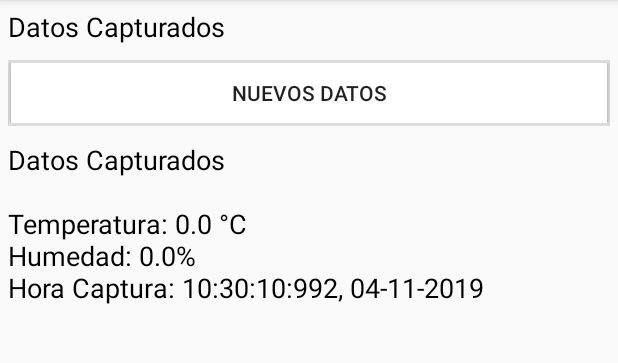
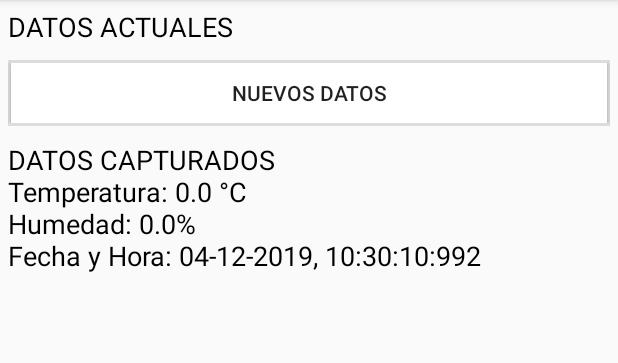
Before and after one commit to edithgmz/APPS2_12_EXA_PRAC_2_3_15551384, an Android app: the SensoresActivity screen opened directly, with no data from a screen before it, after a tap on "NUEVOS DATOS", on a phone screen of 412 x 824 dp, the part 84-447 px from its top. Run offline under Robolectric (Android 15) with nearby library versions, the phone set to English and light mode, and no system bars.

Commit message:
Ajustes API y SensoresActivity

```diff
--- a/CapturarDatos/app/src/main/java/edith/example/capturardatos/SensoresActivity.java
+++ b/CapturarDatos/app/src/main/java/edith/example/capturardatos/SensoresActivity.java
@@ -38,6 +38,7 @@ public class SensoresActivity extends AppCompatActivity implements SensorEventLi
     private Sensor senTemperature, senHumidity; //temperatura, humedad
     private Calendar diaTomado = null;
     private String horaCaptura = "";
+    private String fechaCaptura = "";
     MySQLAPIconnection mySQLAPIconnection; //API
 
     //Ciclo de vida
@@ -120,8 +121,9 @@ public class SensoresActivity extends AppCompatActivity implements SensorEventLi
         datosSensores[TEMP][0] = termTemperature;
         datosSensores[HUMI][0] = porcentHumidity;
 
-        sCade += "Temperatura: " + datosSensores[TEMP][0] + " °C\n\n";
-        sCade += "Humedad: " + datosSensores[HUMI][0] + "%";
+        sCade += "DATOS ACTUALES\n";
+        sCade += "Temperatura: " + datosSensores[TEMP][0] + " °C\n";
+        sCade += "Humedad: " + datosSensores[HUMI][0] + "%\n";
         txtVwDatosSensores.setText(sCade);
     }
 
@@ -165,7 +167,7 @@ public class SensoresActivity extends AppCompatActivity implements SensorEventLi
     }
 
     String obtenerFecha(int diaMes, int mes, int year){
-        String sDia=diaMes+"",sMes=mes+"", sYear=year+"";
+        String sDia = diaMes + "", sMes = (mes + 1) + "", sYear = year + "";
         if (diaMes <=9 )
             sDia="0" + sDia;
         if (mes <= 9)
@@ -173,7 +175,9 @@ public class SensoresActivity extends AppCompatActivity implements SensorEventLi
         if (year <= 9)
             sYear = "0" +sYear;
 
-        return sDia+"-"+sMes+"-"+sYear;
+        fechaCaptura = sDia + "-" + sMes + "-" + sYear;
+
+        return fechaCaptura;
     }
 
     void mandarDatos(){
@@ -195,15 +199,15 @@ public class SensoresActivity extends AppCompatActivity implements SensorEventLi
 
             mandarDatos();
 
-            String sDatos = txtVwDatosCaptura.getText().toString() + "\n\n";
-            sDatos += "Temperatura: " + datosSensores[TEMP][0] + " °C\n" + "Humedad: " + datosSensores[HUMI][0] + "%\n" + "Hora Captura: " +
-                      obtenerHora(hora, minutos, segundos, milis)+", " + obtenerFecha(diaMes,mes,year);
+            String sDatos = txtVwDatosCaptura.getText().toString() + "\n";
+            sDatos += "Temperatura: " + datosSensores[TEMP][0] + " °C\n" + "Humedad: " + datosSensores[HUMI][0] + "%\n" + "Fecha y Hora: " +
+                      obtenerFecha(diaMes, mes, year) + ", " + obtenerHora(hora, minutos, segundos, milis) + "\n";
             txtVwDatosCaptura.setText(sDatos);
         }
     }
 
     class MySQLAPIconnection extends AsyncTask<Void, Void, String> {
-        private final String url = "http://192.168.1.83:3000/Tasks";
+        private final String url = "http://192.168.1.66:3000/Tasks";
 
         @Override protected String doInBackground(Void... voids) {
             String sResu = null;
@@ -223,6 +227,7 @@ public class SensoresActivity extends AppCompatActivity implements SensorEventLi
                     jsonObject.put("Temperatura", termTemperature);
                     jsonObject.put("Humedad", porcentHumidity);
                     jsonObject.put("Hora", horaCaptura);
+                    jsonObject.put("Fecha", fechaCaptura);
                 }
                 //Enviar datos
                 DataOutputStream escribir = new DataOutputStream(httpCon.getOutputStream());
--- a/CapturarDatos/app/src/main/res/layout/activity_sensores.xml
+++ b/CapturarDatos/app/src/main/res/layout/activity_sensores.xml
@@ -11,7 +11,7 @@
         android:id="@+id/txtVwDatosSensores"
         android:layout_width="match_parent"
         android:layout_height="wrap_content"
-        android:text="@string/txt_sensores"
+        android:text="@string/txt_actuales"
         android:textColor="@android:color/black"
         android:textSize="18sp" />
 
@@ -66,7 +66,7 @@
                 android:id="@+id/txtVwDatosCaptura"
                 android:layout_width="match_parent"
                 android:layout_height="wrap_content"
-                android:text="@string/txt_sensores"
+                android:text="@string/txt_capturados"
                 android:textColor="@android:color/black"
                 android:textSize="18sp" />
         </LinearLayout>
--- a/CapturarDatos/app/src/main/res/values/strings.xml
+++ b/CapturarDatos/app/src/main/res/values/strings.xml
@@ -3,5 +3,6 @@
     <string name="btn_sensores_disp">Sensores Disponibles</string>
     <string name="btn_capturar_datos">Capturar Datos</string>
     <string name="btn_datos_nuevos">Nuevos Datos</string>
-    <string name="txt_sensores">Datos Capturados</string>
+    <string name="txt_actuales">DATOS ACTUALES</string>
+    <string name="txt_capturados">DATOS CAPTURADOS</string>
 </resources>
```
Also changed, not shown: 1 other file.
